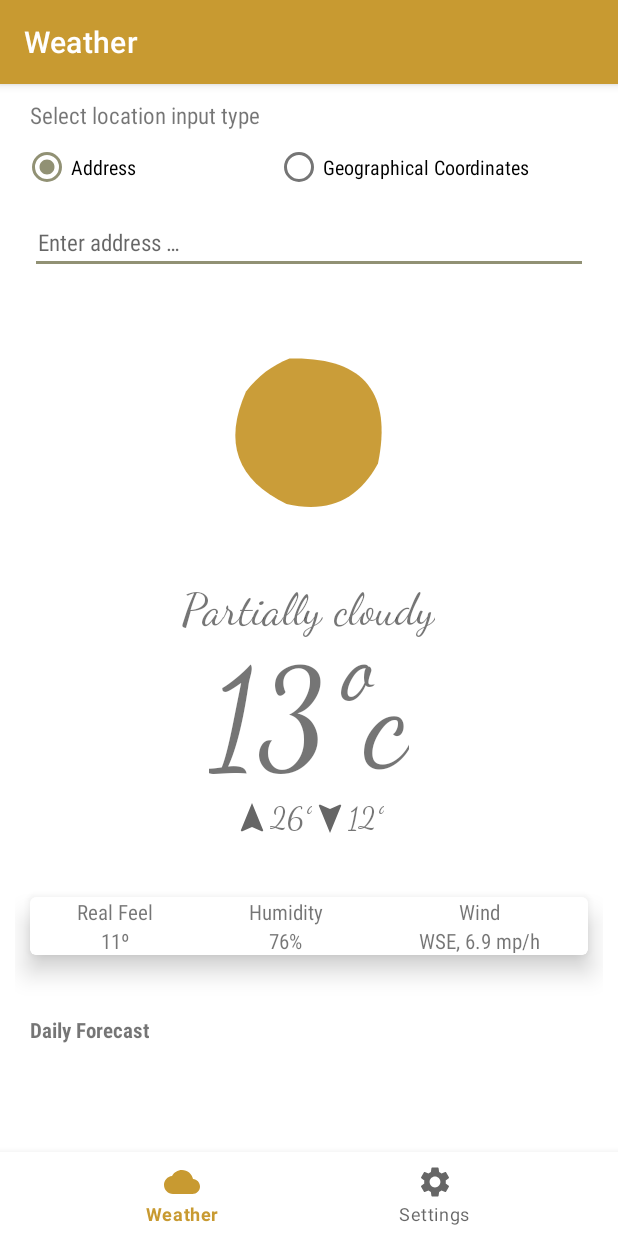
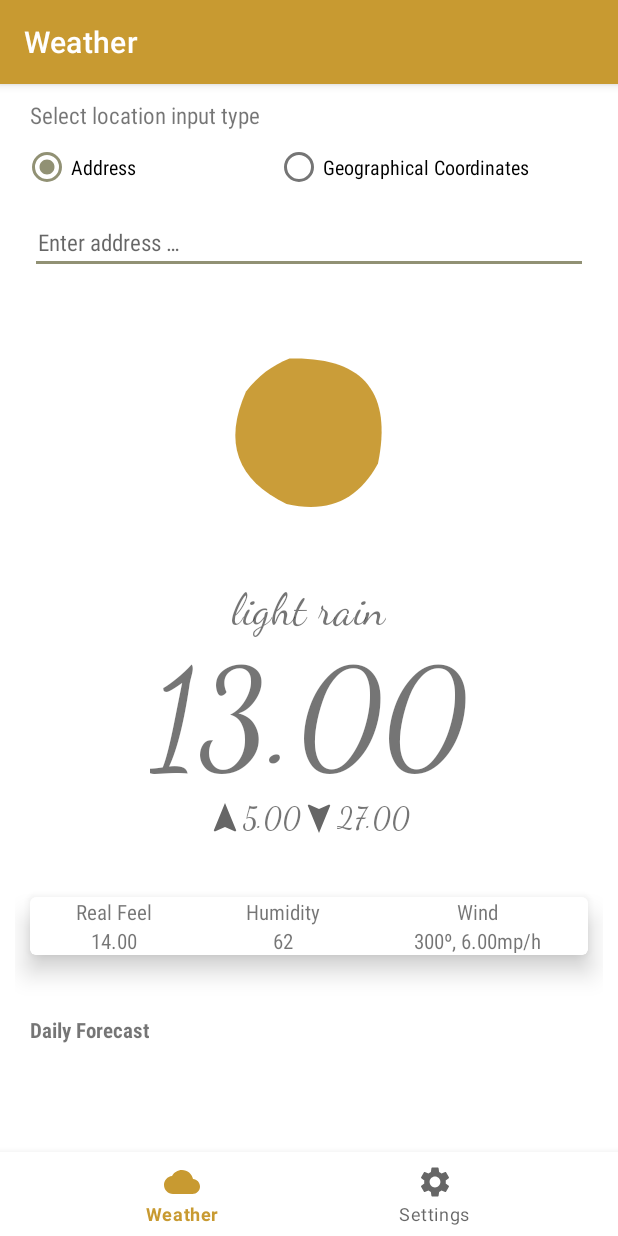
Before and after one commit to MahtaFetrat/WeatherForecast, an Android app: the screen it shows after launch (MainActivity), on a phone screen of 412 x 824 dp. Run offline under Robolectric (Android 15) with nearby library versions, the phone set to English and light mode, and no system bars; our stand-ins replace androidx.preference, navigation-ui; 1 statement that could not run was skipped.

Commit message:
set current weather ui with data

```diff
--- a/app/src/main/java/com/example/weatherforecast/model/CurrentDetails.java
+++ b/app/src/main/java/com/example/weatherforecast/model/CurrentDetails.java
@@ -27,7 +27,31 @@ public class CurrentDetails {
         this.weather = weather;
     }
 
-    public String getWeatherIcon() {
-        return weather[0].toString();
+    public double getTemp() {
+        return temp;
+    }
+
+    public Weather getWeather() {
+        return weather[0];
+    }
+
+    public double getFeels_like() {
+        return feels_like;
+    }
+
+    public int getHumidity() {
+        return humidity;
+    }
+
+    public long getDt() {
+        return dt;
+    }
+
+    public double getWind_speed() {
+        return wind_speed;
+    }
+
+    public int getWind_deg() {
+        return wind_deg;
     }
 }
--- a/app/src/main/java/com/example/weatherforecast/model/DayDetails.java
+++ b/app/src/main/java/com/example/weatherforecast/model/DayDetails.java
@@ -29,4 +29,8 @@ public class DayDetails {
         this.wind_deg = wind_deg;
         this.weather = weather;
     }
+
+    public Temp getTemp() {
+        return temp;
+    }
 }
--- a/app/src/main/java/com/example/weatherforecast/model/Details.java
+++ b/app/src/main/java/com/example/weatherforecast/model/Details.java
@@ -17,7 +17,11 @@ public class Details {
         this.daily = daily;
     }
 
-    public String getCurrentWeatherIcon() {
-        return current.getWeatherIcon();
+    public CurrentDetails getCurrent() {
+        return current;
+    }
+
+    public DayDetails[] getDaily() {
+        return daily;
     }
 }
--- a/app/src/main/java/com/example/weatherforecast/model/FeelsLike.java
+++ b/app/src/main/java/com/example/weatherforecast/model/FeelsLike.java
@@ -12,4 +12,6 @@ public class FeelsLike {
         this.eve = eve;
         this.morn = morn;
     }
+
+
 }
--- a/app/src/main/java/com/example/weatherforecast/model/Temp.java
+++ b/app/src/main/java/com/example/weatherforecast/model/Temp.java
@@ -12,4 +12,12 @@ public class Temp {
         this.min = min;
         this.max = max;
     }
+
+    public double getMin() {
+        return min;
+    }
+
+    public double getMax() {
+        return max;
+    }
 }
--- a/app/src/main/java/com/example/weatherforecast/model/Weather.java
+++ b/app/src/main/java/com/example/weatherforecast/model/Weather.java
@@ -12,4 +12,12 @@ public class Weather {
         this.description = description;
         this.icon = icon;
     }
+
+    public String getIconDrawableName() {
+        return String.format("@drawable/ic__%s_2x", this.icon);
+    }
+
+    public String getDescription() {
+        return description;
+    }
 }
--- a/app/src/main/java/com/example/weatherforecast/ui/Weather.java
+++ b/app/src/main/java/com/example/weatherforecast/ui/WeatherFragment.java
@@ -4,8 +4,8 @@ import android.os.Bundle;
 
 import androidx.annotation.NonNull;
 import androidx.annotation.Nullable;
+import androidx.core.content.res.ResourcesCompat;
 import androidx.fragment.app.Fragment;
-import androidx.lifecycle.Observer;
 import androidx.lifecycle.ViewModelProvider;
 
 import android.os.Handler;
@@ -15,13 +15,14 @@ import android.view.LayoutInflater;
 import android.view.View;
 import android.view.ViewGroup;
 import android.widget.EditText;
+import android.widget.ImageView;
 import android.widget.LinearLayout;
 import android.widget.RadioGroup;
+import android.widget.TextView;
 
 import com.example.weatherforecast.R;
-import com.example.weatherforecast.model.Details;
 
-public class Weather extends Fragment {
+public class WeatherFragment extends Fragment {
     private final Runnable scheduledRequest;
     private final Handler scheduledRequestHandler;
     private static final int REQUEST_SCHEDULE_SECONDS = 5000;
@@ -31,9 +32,18 @@ public class Weather extends Fragment {
     private EditText addressInputView;
     private EditText latitude, longitude;
 
+    private ImageView currentWeatherIcon;
+    private TextView currentWeatherDescription;
+    private TextView currentWeatherTemp;
+    private TextView currentWeatherMaxTemp;
+    private TextView currentWeatherMinTemp;
+    private TextView currentWeatherRealFeel;
+    private TextView currentWeatherHumidity;
+    private TextView currentWeatherWind;
+
     private WeatherViewModel viewModel;
 
-    public Weather() {
+    public WeatherFragment() {
         scheduledRequest = () -> {
             if (coordinateInputHolderLayout.getVisibility() == View.VISIBLE && !latitude.getText().toString().isEmpty() && !longitude.getText().toString().isEmpty()) {
                 viewModel.setLocation(Float.parseFloat(latitude.getText().toString()), Float.parseFloat(longitude.getText().toString()));
@@ -72,6 +82,15 @@ public class Weather extends Fragment {
         addressInputView = view.findViewById(R.id.address_input_view);
         latitude = view.findViewById(R.id.latitude);
         longitude = view.findViewById(R.id.longitude);
+
+        currentWeatherIcon = view.findViewById(R.id.current_weather_icon);
+        currentWeatherDescription = view.findViewById(R.id.current_weather_description);
+        currentWeatherTemp = view.findViewById(R.id.current_weather_temp);
+        currentWeatherMaxTemp = view.findViewById(R.id.current_weather_max_temp);
+        currentWeatherMinTemp = view.findViewById(R.id.current_weather_min_temp);
+        currentWeatherRealFeel = view.findViewById(R.id.current_weather_real_feel);
+        currentWeatherHumidity = view.findViewById(R.id.current_weather_humidity);
+        currentWeatherWind = view.findViewById(R.id.current_weather_wind);
     }
 
     private void setInputTypeListener() {
@@ -119,7 +138,14 @@ public class Weather extends Fragment {
 
     private void setViewModelObservers() {
         viewModel.getWeatherDetails().observe(getViewLifecycleOwner(), details -> {
-            // set ui data
+            currentWeatherIcon.setImageDrawable(ResourcesCompat.getDrawable(getResources(), getResources().getIdentifier(details.getCurrent().getWeather().getIconDrawableName(), "drawable", getActivity().getPackageName()), null));
+            currentWeatherDescription.setText(details.getCurrent().getWeather().getDescription());
+            currentWeatherTemp.setText(String.format("%.2f", details.getCurrent().getTemp()));
+            currentWeatherMaxTemp.setText(String.format("%.2f", details.getDaily()[0].getTemp().getMax()));
+            currentWeatherMinTemp.setText(String.format("%.2f", details.getDaily()[0].getTemp().getMin()));
+            currentWeatherRealFeel.setText(String.format("%.2f", details.getCurrent().getFeels_like()));
+            currentWeatherHumidity.setText(Integer.toString(details.getCurrent().getHumidity()));
+            currentWeatherWind.setText(String.format("%dº, %.2fmp/h", details.getCurrent().getWind_deg(), details.getCurrent().getWind_speed()));
         });
     }
 }
--- a/app/src/main/java/com/example/weatherforecast/ui/WeatherViewModel.java
+++ b/app/src/main/java/com/example/weatherforecast/ui/WeatherViewModel.java
@@ -30,15 +30,15 @@ public class WeatherViewModel extends AndroidViewModel {
                 "America/Chicago",
                 -21600,
                 new CurrentDetails(1618317040,
-                        284.07,
-                        282.84,
+                        13,
+                        14,
                         62,
                         6,
                         300,
                         new Weather[]{new Weather(500, "Rain", "light rain", "10d")}),
                 new DayDetails[]{new DayDetails(1618308000,
-                        new Temp(275.09, 284.07),
-                        new FeelsLike(277.59, 276.27, 276.49, 276.27),
+                        new Temp(27, 5),
+                        new FeelsLike(16, 10, 12, 13),
                         81,
                         3.06,
                         294,
--- a/app/src/main/res/layout/current_weather_card.xml
+++ b/app/src/main/res/layout/current_weather_card.xml
@@ -8,6 +8,7 @@
     android:gravity="center_horizontal">
 
     <ImageView
+        android:id="@+id/current_weather_icon"
         android:layout_width="wrap_content"
         android:layout_height="wrap_content"
         android:minHeight="200dp"
@@ -16,6 +17,7 @@
         android:scaleType="centerCrop"/>
 
     <TextView
+        android:id="@+id/current_weather_description"
         android:layout_width="wrap_content"
         android:layout_height="wrap_content"
         android:text="Partially cloudy"
@@ -23,6 +25,7 @@
         android:textSize="30sp"/>
 
     <TextView
+        android:id="@+id/current_weather_temp"
         android:layout_width="wrap_content"
         android:layout_height="wrap_content"
         android:text="13ºc"
@@ -37,6 +40,7 @@
             android:layout_height="wrap_content"
             android:src="@drawable/ic_baseline_navigation_24"/>
         <TextView
+            android:id="@+id/current_weather_max_temp"
             android:layout_width="wrap_content"
             android:layout_height="wrap_content"
             android:text="26º"
@@ -49,6 +53,7 @@
             android:src="@drawable/ic_baseline_navigation_24"
             android:rotation="180"/>
         <TextView
+            android:id="@+id/current_weather_min_temp"
             android:layout_width="wrap_content"
             android:layout_height="wrap_content"
             android:text="12º"
@@ -79,6 +84,7 @@
                 android:fontFamily="sans-serif-condensed" />
 
             <TextView
+                android:id="@+id/current_weather_real_feel"
                 android:layout_width="wrap_content"
                 android:layout_height="wrap_content"
                 android:text="11º"
@@ -97,6 +103,7 @@
                 android:fontFamily="sans-serif-condensed" />
 
             <TextView
+                android:id="@+id/current_weather_humidity"
                 android:layout_width="wrap_content"
                 android:layout_height="wrap_content"
                 android:text="76%"
@@ -115,6 +122,7 @@
                 android:fontFamily="sans-serif-condensed"  />
 
             <TextView
+                android:id="@+id/current_weather_wind"
                 android:layout_width="wrap_content"
                 android:layout_height="wrap_content"
                 android:text="WSE, 6.9 mp/h"
--- a/app/src/main/res/layout/fragment_weather.xml
+++ b/app/src/main/res/layout/fragment_weather.xml
@@ -3,7 +3,7 @@
     xmlns:tools="http://schemas.android.com/tools"
     android:layout_width="match_parent"
     android:layout_height="match_parent"
-    tools:context=".ui.Weather">
+    tools:context=".ui.WeatherFragment">
 
     <LinearLayout
         android:layout_width="match_parent"
--- a/app/src/main/res/navigation/nav_graph.xml
+++ b/app/src/main/res/navigation/nav_graph.xml
@@ -7,7 +7,7 @@
 
     <fragment
         android:id="@+id/weather"
-        android:name="com.example.weatherforecast.ui.Weather"
+        android:name="com.example.weatherforecast.ui.WeatherFragment"
         android:label="Weather"
         tools:layout="@layout/fragment_weather" >
         <action
```
